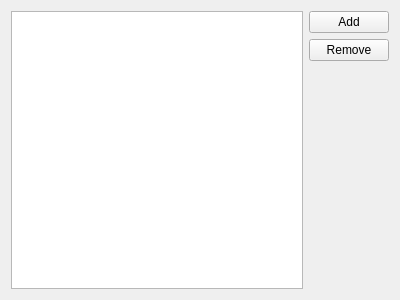
This is plugins/infowidget/webseedstab.ui in KDE/ktorrent as Qt 5 draws it before an edit. The edited form follows.
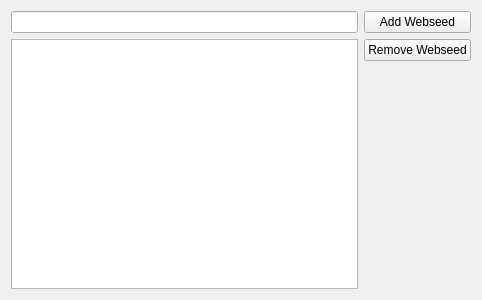
This is the edited form.

Commit message: - Users can now add custom webseeds for each torrent - Implemented status column of webseeds list

What changed in the file:
```diff
--- a/plugins/infowidget/webseedstab.ui
+++ b/plugins/infowidget/webseedstab.ui
@@ -5,15 +5,34 @@
    <rect>
     <x>0</x>
     <y>0</y>
-    <width>400</width>
+    <width>482</width>
     <height>300</height>
    </rect>
   </property>
   <property name="windowTitle" >
    <string>Form</string>
   </property>
-  <layout class="QHBoxLayout" >
-   <item>
+  <layout class="QGridLayout" >
+   <item row="0" column="0" >
+    <widget class="QLineEdit" name="m_webseed" >
+     <property name="toolTip" >
+      <string>&lt;html>&lt;head>&lt;meta name="qrichtext" content="1" />&lt;style type="text/css">
+p, li { white-space: pre-wrap; }
+&lt;/style>&lt;/head>&lt;body style=" font-family:'Bitstream Vera Sans'; font-size:8pt; font-weight:400; font-style:normal;">
+&lt;p style=" margin-top:0px; margin-bottom:0px; margin-left:0px; margin-right:0px; -qt-block-indent:0; text-indent:0px;">Webseed to add to the torrent.&lt;/p>
+&lt;p style="-qt-paragraph-type:empty; margin-top:0px; margin-bottom:0px; margin-left:0px; margin-right:0px; -qt-block-indent:0; text-indent:0px;">&lt;/p>
+&lt;p style=" margin-top:0px; margin-bottom:0px; margin-left:0px; margin-right:0px; -qt-block-indent:0; text-indent:0px;">&lt;span style=" font-weight:600;">Note: &lt;/span>Only http webseeds are supported.&lt;/p>&lt;/body>&lt;/html></string>
+     </property>
+    </widget>
+   </item>
+   <item row="0" column="1" >
+    <widget class="QPushButton" name="m_add" >
+     <property name="text" >
+      <string>Add Webseed</string>
+     </property>
+    </widget>
+   </item>
+   <item row="1" column="0" >
     <widget class="QTreeView" name="m_webseed_list" >
      <property name="rootIsDecorated" >
       <bool>false</bool>
@@ -26,19 +45,12 @@
      </property>
     </widget>
    </item>
-   <item>
+   <item row="1" column="1" >
     <layout class="QVBoxLayout" >
-     <item>
-      <widget class="QPushButton" name="m_add" >
-       <property name="text" >
-        <string>Add</string>
-       </property>
-      </widget>
-     </item>
      <item>
       <widget class="QPushButton" name="m_remove" >
        <property name="text" >
-        <string>Remove</string>
+        <string>Remove Webseed</string>
        </property>
       </widget>
      </item>
```
The commit also changes 20 other files.
